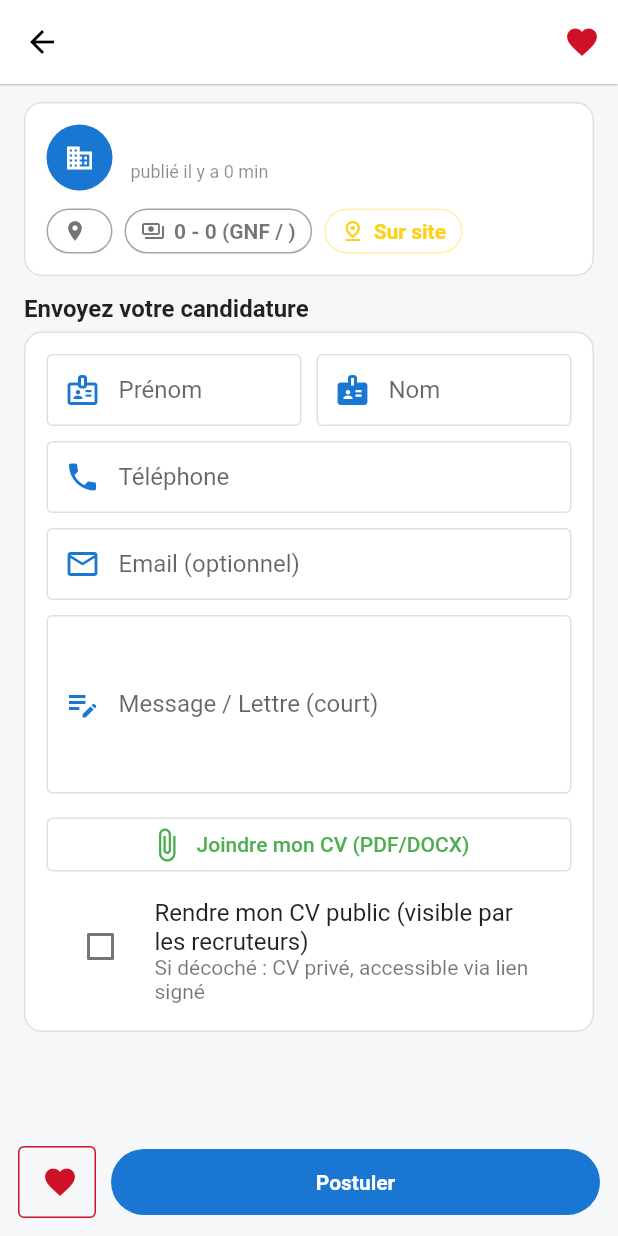
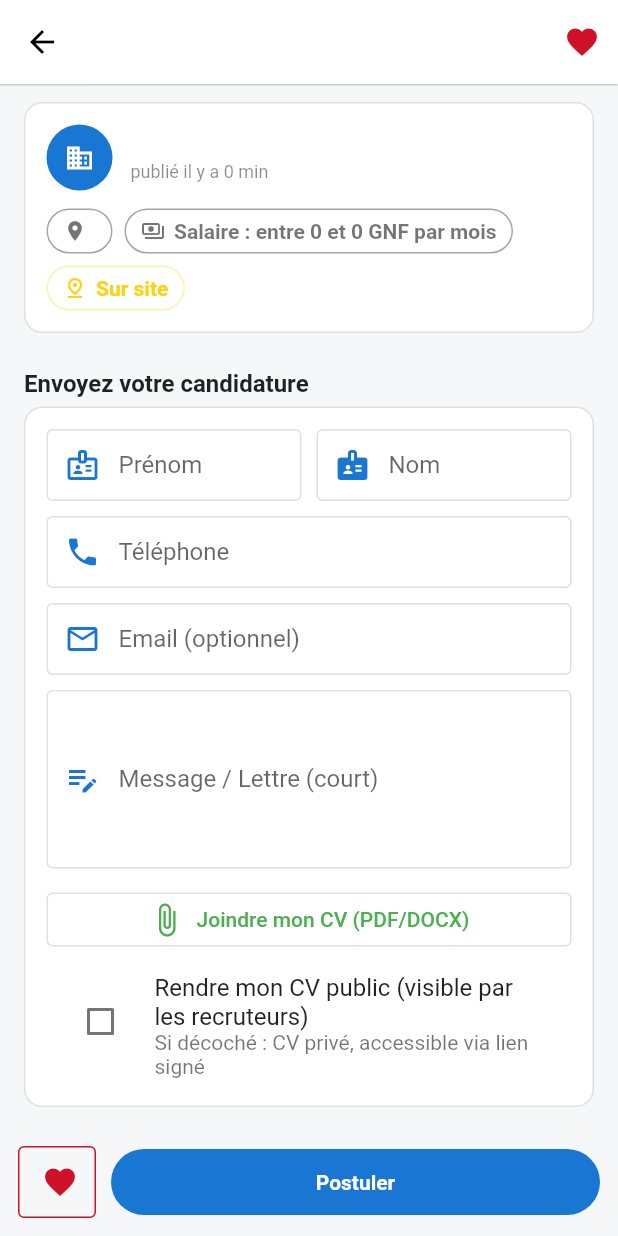
Before and after one commit to camara21/Ma-Guin-e, a Flutter app: the JobDetailPage screen opened directly with empty values, on a phone screen of 412 x 824 dp. Run offline on Flutter 3.47's test engine with Material 3 defaults, Android fonts, the phone set to English and light mode, and no system bars; our stand-ins replace country_picker, file_picker, firebase_core, firebase_messaging, flutter_local_notifications, flutter_map and 12 more; missing offline and left inert: mobile_scanner, realtime_client; accounts and stored records are empty; Roboto replaces fonts that are missing (Montserrat).

Commit message:
Mise à jour complète : nouvelles pages, messages, providers et services

```diff
--- a/ma_guinee/lib/pages/jobs/job_detail_page.dart
+++ b/ma_guinee/lib/pages/jobs/job_detail_page.dart
@@ -100,10 +100,7 @@ class _JobDetailPageState extends State<JobDetailPage> {
   }
 
   String _relativeFromJob(Map<String,dynamic> j) {
-    final iso = (j['cree_le'] ??
-                 j['created_at'] ??
-                 j['createdAt'] ??
-                 j['creeLe'])?.toString();
+    final iso = (j['cree_le'] ?? j['created_at'] ?? j['createdAt'] ?? j['creeLe'])?.toString();
     return _relative(iso);
   }
 
@@ -330,12 +327,15 @@ class _JobDetailPageState extends State<JobDetailPage> {
     final exigences   = (j['exigences'] ?? '').toString();
     final avantages   = (j['avantages'] ?? '').toString();
 
-    String salaireStr() {
-      if (salMin != null) {
-        final base = salMax != null
-            ? '${_fmtMontant(salMin)} - ${_fmtMontant(salMax)}'
-            : _fmtMontant(salMin);
-        return '$base (GNF / $periodeSalaire)';
+    // 👉 libellé salaire explicite
+    String salaireText() {
+      final per = (periodeSalaire.isEmpty ? 'mois' : periodeSalaire);
+      if (salMin != null && salMax != null) {
+        return 'Salaire : entre ${_fmtMontant(salMin)} et ${_fmtMontant(salMax)} GNF par $per';
+      } else if (salMin != null) {
+        return 'Salaire : ${_fmtMontant(salMin)} GNF par $per';
+      } else if (salMax != null) {
+        return 'Salaire : jusqu’à ${_fmtMontant(salMax)} GNF par $per';
       }
       return 'Salaire : à négocier';
     }
@@ -443,7 +443,8 @@ class _JobDetailPageState extends State<JobDetailPage> {
                       _Tag(icon: Icons.place, text: commune.isNotEmpty ? '$ville, $commune' : ville),
                       if (contrat.isNotEmpty)
                         _Tag(icon: Icons.badge_outlined, text: contrat.toUpperCase()),
-                      _Tag(icon: Icons.payments_outlined, text: salaireStr()),
+                      // 💰 Salaire explicite
+                      _Tag(icon: Icons.payments_outlined, text: salaireText()),
                       _Tag(
                         icon: teletravail ? Icons.home_work_outlined : Icons.pin_drop_outlined,
                         text: teletravail ? 'Télétravail' : 'Sur site',
@@ -461,28 +462,46 @@ class _JobDetailPageState extends State<JobDetailPage> {
 
             const SizedBox(height: 12),
 
-            // ── Description
-            if (description.isNotEmpty) ...[
-              const _SectionTitle('Les missions du poste'),
-              _Card(child: _ExpandableText(description)),
-              const SizedBox(height: 12),
-            ],
+            // ── 🔲 Bloc unique "lisse" à la HelloWork
+            if (description.isNotEmpty ||
+                exigences.isNotEmpty ||
+                avantages.isNotEmpty)
+              _Card(
+                child: Column(
+                  crossAxisAlignment: CrossAxisAlignment.start,
+                  children: [
+                    if (description.isNotEmpty) ...[
+                      const _InnerTitle('Les missions du poste'),
+                      const SizedBox(height: 6),
+                      _ExpandableText(description),
+                    ],
+                    if (description.isNotEmpty && (exigences.isNotEmpty || avantages.isNotEmpty))
+                      const Padding(
+                        padding: EdgeInsets.symmetric(vertical: 12),
+                        child: Divider(height: 1),
+                      ),
+                    if (exigences.isNotEmpty) ...[
+                      const _InnerTitle('Le profil recherché'),
+                      const SizedBox(height: 6),
+                      _ExpandableText(exigences),
+                    ],
+                    if (exigences.isNotEmpty && avantages.isNotEmpty)
+                      const Padding(
+                        padding: EdgeInsets.symmetric(vertical: 12),
+                        child: Divider(height: 1),
+                      ),
+                    if (avantages.isNotEmpty) ...[
+                      const _InnerTitle('Infos complémentaires'),
+                      const SizedBox(height: 6),
+                      _ExpandableText(avantages),
+                    ],
+                  ],
+                ),
+              ),
 
-            // ── Exigences
-            if (exigences.isNotEmpty) ...[
-              const _SectionTitle('Le profil recherché'),
-              _Card(child: _ExpandableText(exigences)),
-              const SizedBox(height: 12),
-            ],
+            const SizedBox(height: 12),
 
-            // ── Avantages
-            if (avantages.isNotEmpty) ...[
-              const _SectionTitle('Infos complémentaires'),
-              _Card(child: _ExpandableText(avantages)),
-              const SizedBox(height: 12),
-            ],
-
-            // ── Candidature rapide (compact, “lisse”)
+            // ── Candidature rapide (compact)
             const _SectionTitle('Envoyez votre candidature'),
             _Card(
               child: Column(
@@ -635,6 +654,20 @@ class _SectionTitle extends StatelessWidget {
   }
 }
 
+class _InnerTitle extends StatelessWidget {
+  const _InnerTitle(this.text);
+  final String text;
+  @override
+  Widget build(BuildContext context) {
+    return Text(
+      text,
+      style: Theme.of(context).textTheme.titleMedium?.copyWith(
+            fontWeight: FontWeight.w700,
+          ),
+    );
+  }
+}
+
 class _Tag extends StatelessWidget {
   const _Tag({required this.icon, required this.text, this.color});
   final IconData icon;
@@ -710,7 +743,6 @@ class _ExpandableTextState extends State<_ExpandableText> {
       style: style,
     );
 
-    // On calcule si le bouton "Voir plus" est utile en mesurant rapidement
     final moreNeeded = widget.text.length > 320; // heuristique simple
 
     return Column(
```
